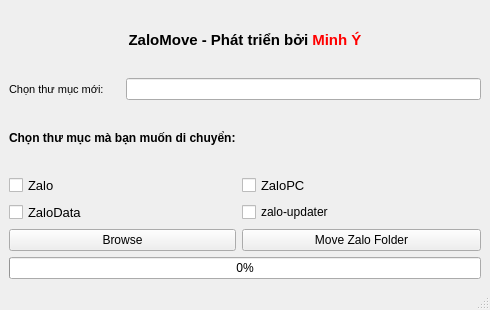
Qt form ui/mainwindow.ui (minhynguyen2464/Zalo-Mover) before a commit.
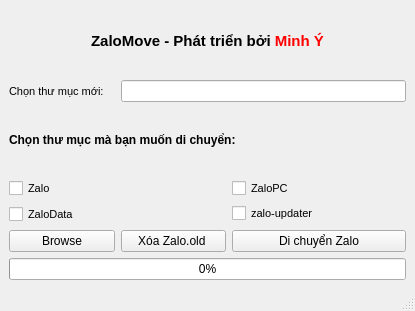
The same form after that commit.

Patch:
```diff
--- a/ui/mainwindow.ui
+++ b/ui/mainwindow.ui
@@ -6,75 +6,28 @@
    <rect>
     <x>0</x>
     <y>0</y>
-    <width>490</width>
-    <height>310</height>
+    <width>415</width>
+    <height>311</height>
    </rect>
   </property>
   <property name="minimumSize">
    <size>
-    <width>490</width>
-    <height>310</height>
+    <width>415</width>
+    <height>311</height>
    </size>
   </property>
   <property name="windowTitle">
    <string>MainWindow</string>
   </property>
   <widget class="QWidget" name="centralwidget">
+   <property name="minimumSize">
+    <size>
+     <width>400</width>
+     <height>270</height>
+    </size>
+   </property>
    <layout class="QGridLayout" name="gridLayout">
-    <item row="1" column="0">
-     <widget class="QLabel" name="label">
-      <property name="font">
-       <font>
-        <pointsize>8</pointsize>
-       </font>
-      </property>
-      <property name="text">
-       <string>Chọn thư mục mới:</string>
-      </property>
-     </widget>
-    </item>
-    <item row="13" column="0" colspan="2">
-     <widget class="QPushButton" name="browseButton">
-      <property name="text">
-       <string>Browse</string>
-      </property>
-     </widget>
-    </item>
-    <item row="1" column="1" colspan="3">
-     <widget class="QLineEdit" name="newPath"/>
-    </item>
-    <item row="14" column="0" colspan="4">
-     <widget class="QProgressBar" name="progressBar">
-      <property name="value">
-       <number>0</number>
-      </property>
-     </widget>
-    </item>
-    <item row="2" column="0" colspan="2">
-     <widget class="QLabel" name="label_3">
-      <property name="font">
-       <font>
-        <pointsize>9</pointsize>
-        <weight>75</weight>
-        <bold>true</bold>
-       </font>
-      </property>
-      <property name="text">
-       <string>Chọn thư mục mà bạn muốn di chuyển:</string>
-      </property>
-      <property name="wordWrap">
-       <bool>false</bool>
-      </property>
-     </widget>
-    </item>
-    <item row="13" column="2" colspan="2">
-     <widget class="QPushButton" name="moveButton">
-      <property name="text">
-       <string>Move Zalo Folder</string>
-      </property>
-     </widget>
-    </item>
-    <item row="0" column="0" colspan="4">
+    <item row="0" column="0" colspan="3">
      <widget class="QLabel" name="label_2">
       <property name="font">
        <font>
@@ -98,21 +51,35 @@
       </property>
      </widget>
     </item>
-    <item row="3" column="2" alignment="Qt::AlignHCenter">
-     <widget class="QCheckBox" name="checkZaloPC">
-      <property name="minimumSize">
-       <size>
-        <width>174</width>
-        <height>20</height>
-       </size>
+    <item row="1" column="0">
+     <widget class="QLabel" name="label">
+      <property name="font">
+       <font>
+        <pointsize>8</pointsize>
+       </font>
       </property>
+      <property name="text">
+       <string>Chọn thư mục mới:</string>
+      </property>
+     </widget>
+    </item>
+    <item row="1" column="1" colspan="2">
+     <widget class="QLineEdit" name="newPath"/>
+    </item>
+    <item row="2" column="0" colspan="3">
+     <widget class="QLabel" name="label_3">
       <property name="font">
        <font>
-        <pointsize>10</pointsize>
+        <pointsize>9</pointsize>
+        <weight>75</weight>
+        <bold>true</bold>
        </font>
       </property>
       <property name="text">
-       <string>ZaloPC</string>
+       <string>Chọn thư mục mà bạn muốn di chuyển:</string>
+      </property>
+      <property name="wordWrap">
+       <bool>false</bool>
       </property>
      </widget>
     </item>
@@ -126,7 +93,7 @@
       </property>
       <property name="font">
        <font>
-        <pointsize>10</pointsize>
+        <pointsize>8</pointsize>
        </font>
       </property>
       <property name="text">
@@ -134,7 +101,43 @@
       </property>
      </widget>
     </item>
-    <item row="5" column="2">
+    <item row="3" column="2">
+     <widget class="QCheckBox" name="checkZaloPC">
+      <property name="minimumSize">
+       <size>
+        <width>174</width>
+        <height>20</height>
+       </size>
+      </property>
+      <property name="font">
+       <font>
+        <pointsize>8</pointsize>
+       </font>
+      </property>
+      <property name="text">
+       <string>ZaloPC</string>
+      </property>
+     </widget>
+    </item>
+    <item row="4" column="0">
+     <widget class="QCheckBox" name="checkZaloData">
+      <property name="minimumSize">
+       <size>
+        <width>91</width>
+        <height>20</height>
+       </size>
+      </property>
+      <property name="font">
+       <font>
+        <pointsize>8</pointsize>
+       </font>
+      </property>
+      <property name="text">
+       <string>ZaloData</string>
+      </property>
+     </widget>
+    </item>
+    <item row="4" column="2">
      <widget class="QCheckBox" name="checkZaloUpdate">
       <property name="minimumSize">
        <size>
@@ -142,26 +145,53 @@
         <height>17</height>
        </size>
       </property>
+      <property name="font">
+       <font>
+        <pointsize>8</pointsize>
+       </font>
+      </property>
       <property name="text">
        <string>zalo-updater</string>
       </property>
      </widget>
     </item>
     <item row="5" column="0">
-     <widget class="QCheckBox" name="checkZaloData">
-      <property name="minimumSize">
+     <widget class="QPushButton" name="browseButton">
+      <property name="maximumSize">
        <size>
-        <width>91</width>
-        <height>20</height>
+        <width>118</width>
+        <height>23</height>
        </size>
       </property>
-      <property name="font">
-       <font>
-        <pointsize>10</pointsize>
-       </font>
+      <property name="text">
+       <string>Browse</string>
       </property>
+     </widget>
+    </item>
+    <item row="5" column="1">
+     <widget class="QPushButton" name="deleteButton">
+      <property name="maximumSize">
+       <size>
+        <width>127</width>
+        <height>23</height>
+       </size>
+      </property>
       <property name="text">
-       <string>ZaloData</string>
+       <string>Xóa Zalo.old </string>
+      </property>
+     </widget>
+    </item>
+    <item row="5" column="2">
+     <widget class="QPushButton" name="moveButton">
+      <property name="text">
+       <string>Di chuyển Zalo</string>
+      </property>
+     </widget>
+    </item>
+    <item row="6" column="0" colspan="3">
+     <widget class="QProgressBar" name="progressBar">
+      <property name="value">
+       <number>0</number>
       </property>
      </widget>
     </item>
```
Left out of the diff: 2 changed lines with no effect on the pictures.
